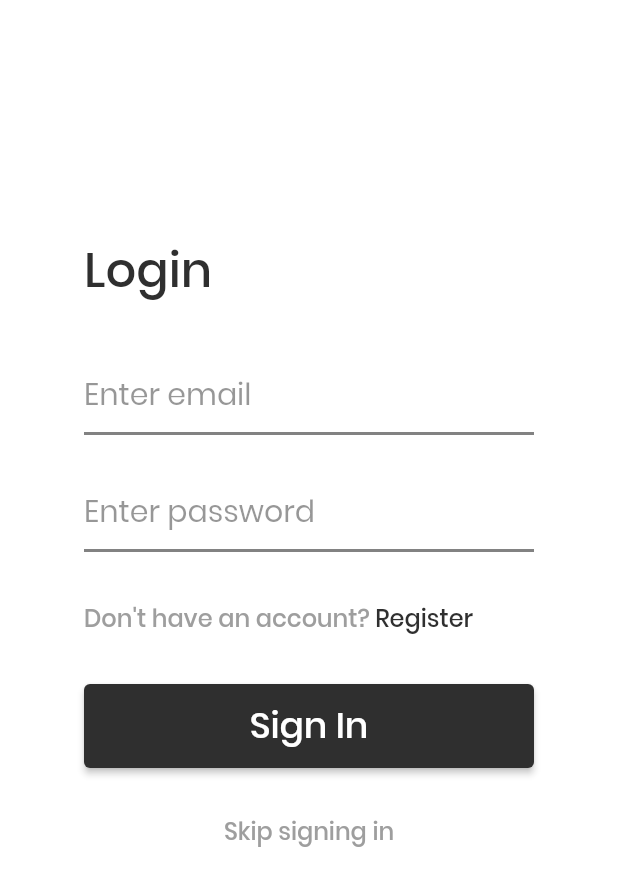
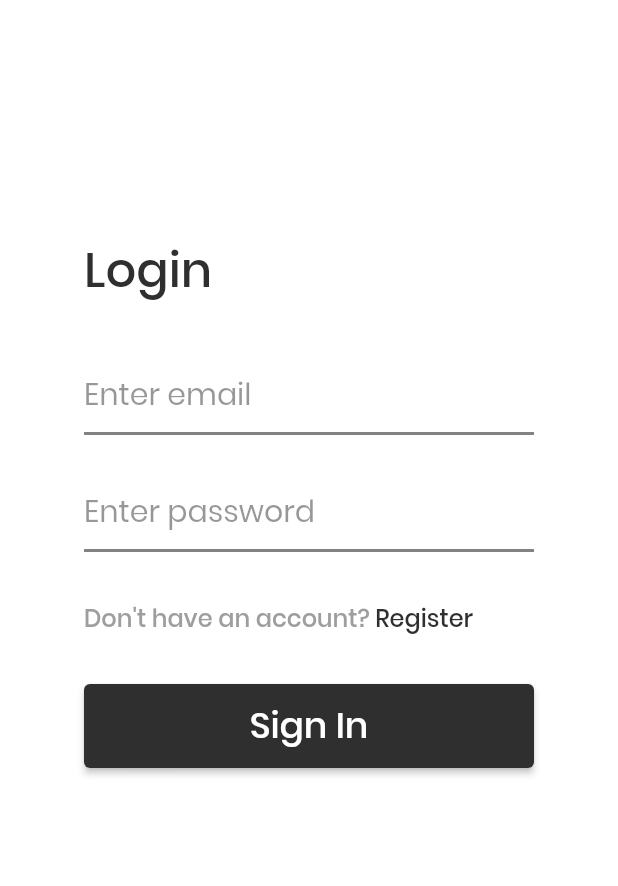
Before and after one commit to sbis04/decifer, a Flutter app: the screen it shows after launch, on a phone screen of 412 x 824 dp. Shown: the top 886 px of the screen. Run offline on Flutter 3.47's test engine with Material 2 defaults, Android fonts, the phone set to English and light mode, and no system bars; our stand-ins replace audioplayers, cloud_firestore, cloud_functions, file_picker, firebase_auth, firebase_core and 5 more; missing offline and left inert: record, subtitle; accounts and stored records are empty.

Commit message:
Remove skip sign in button

```diff
--- a/lib/screens/authentication/login_page.dart
+++ b/lib/screens/authentication/login_page.dart
@@ -242,26 +242,26 @@ class _LoginPageState extends State<LoginPage> {
                           ),
                         ),
                   const SizedBox(height: 30),
-                  Center(
-                    child: GestureDetector(
-                      onTap: () {
-                        Navigator.of(context).pushAndRemoveUntil(
-                          MaterialPageRoute(
-                            builder: (context) => const DashboardPage(),
-                          ),
-                          (route) => false,
-                        );
-                      },
-                      child: const Text(
-                        'Skip signing in',
-                        style: TextStyle(
-                          fontSize: 16,
-                          fontWeight: FontWeight.w500,
-                          color: Colors.grey,
-                        ),
-                      ),
-                    ),
-                  ),
+                  // Center(
+                  //   child: GestureDetector(
+                  //     onTap: () {
+                  //       Navigator.of(context).pushAndRemoveUntil(
+                  //         MaterialPageRoute(
+                  //           builder: (context) => const DashboardPage(),
+                  //         ),
+                  //         (route) => false,
+                  //       );
+                  //     },
+                  //     child: const Text(
+                  //       'Skip signing in',
+                  //       style: TextStyle(
+                  //         fontSize: 16,
+                  //         fontWeight: FontWeight.w500,
+                  //         color: Colors.grey,
+                  //       ),
+                  //     ),
+                  //   ),
+                  // ),
                 ],
               ),
             ),
```
